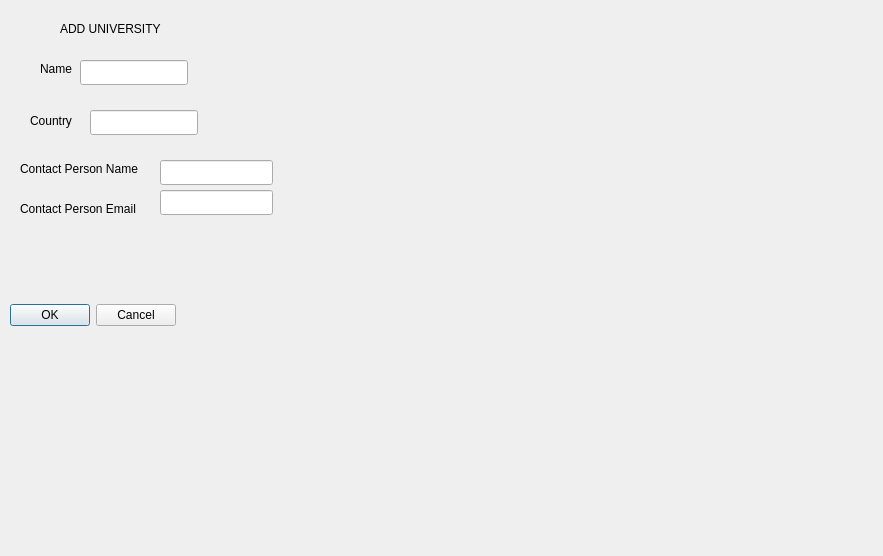
Old version of the form universitydialog.ui in the repository casalete/ErasmusIo.
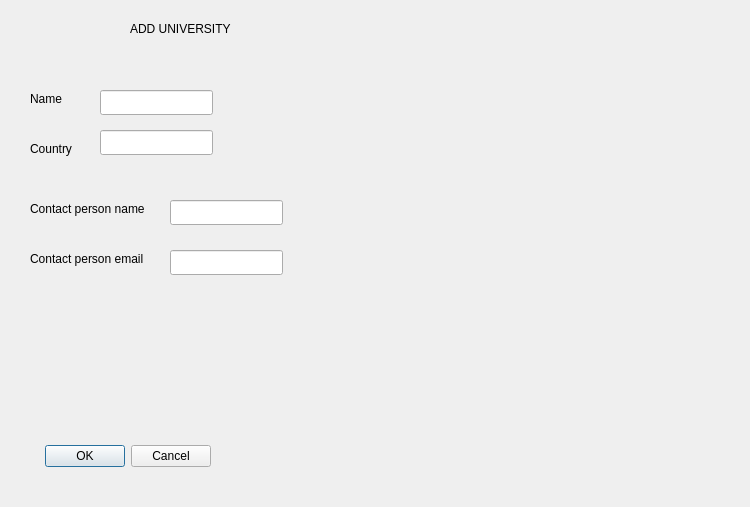
New version of the form.

What changed in the file:
```diff
--- a/universitydialog.ui
+++ b/universitydialog.ui
@@ -6,8 +6,8 @@
    <rect>
     <x>0</x>
     <y>0</y>
-    <width>883</width>
-    <height>556</height>
+    <width>750</width>
+    <height>507</height>
    </rect>
   </property>
   <property name="windowTitle">
@@ -16,12 +16,15 @@
   <widget class="QDialogButtonBox" name="buttonBox">
    <property name="geometry">
     <rect>
-     <x>10</x>
-     <y>300</y>
-     <width>166</width>
-     <height>31</height>
+     <x>40</x>
+     <y>440</y>
+     <width>171</width>
+     <height>32</height>
     </rect>
    </property>
+   <property name="orientation">
+    <enum>Qt::Horizontal</enum>
+   </property>
    <property name="standardButtons">
     <set>QDialogButtonBox::Cancel|QDialogButtonBox::Ok</set>
    </property>
@@ -29,9 +32,9 @@
   <widget class="QLabel" name="label_3">
    <property name="geometry">
     <rect>
-     <x>60</x>
+     <x>130</x>
      <y>20</y>
-     <width>131</width>
+     <width>111</width>
      <height>17</height>
     </rect>
    </property>
@@ -39,22 +42,12 @@
     <string>ADD UNIVERSITY</string>
    </property>
   </widget>
-  <widget class="QLineEdit" name="lineEdit_name">
-   <property name="geometry">
-    <rect>
-     <x>80</x>
-     <y>60</y>
-     <width>108</width>
-     <height>25</height>
-    </rect>
-   </property>
-  </widget>
   <widget class="QLabel" name="name">
    <property name="geometry">
     <rect>
-     <x>40</x>
-     <y>60</y>
-     <width>41</width>
+     <x>30</x>
+     <y>90</y>
+     <width>54</width>
      <height>17</height>
     </rect>
    </property>
@@ -62,23 +55,13 @@
     <string>Name</string>
    </property>
   </widget>
-  <widget class="QLineEdit" name="lineEdit_country">
-   <property name="geometry">
-    <rect>
-     <x>90</x>
-     <y>110</y>
-     <width>108</width>
-     <height>25</height>
-    </rect>
-   </property>
-  </widget>
   <widget class="QLabel" name="country">
    <property name="geometry">
     <rect>
      <x>30</x>
-     <y>110</y>
-     <width>51</width>
-     <height>21</height>
+     <y>140</y>
+     <width>54</width>
+     <height>17</height>
     </rect>
    </property>
    <property name="text">
@@ -88,34 +71,54 @@
   <widget class="QLabel" name="contactName">
    <property name="geometry">
     <rect>
-     <x>20</x>
-     <y>160</y>
-     <width>151</width>
+     <x>30</x>
+     <y>200</y>
+     <width>131</width>
      <height>17</height>
     </rect>
    </property>
    <property name="text">
-    <string>Contact Person Name</string>
+    <string>Contact person name</string>
    </property>
   </widget>
   <widget class="QLabel" name="contactEmail">
    <property name="geometry">
     <rect>
-     <x>20</x>
-     <y>200</y>
-     <width>141</width>
+     <x>30</x>
+     <y>250</y>
+     <width>121</width>
      <height>17</height>
     </rect>
    </property>
    <property name="text">
-    <string>Contact Person Email</string>
+    <string>Contact person email</string>
+   </property>
+  </widget>
+  <widget class="QLineEdit" name="lineEdit_name">
+   <property name="geometry">
+    <rect>
+     <x>100</x>
+     <y>90</y>
+     <width>113</width>
+     <height>25</height>
+    </rect>
+   </property>
+  </widget>
+  <widget class="QLineEdit" name="lineEdit_country">
+   <property name="geometry">
+    <rect>
+     <x>100</x>
+     <y>130</y>
+     <width>113</width>
+     <height>25</height>
+    </rect>
    </property>
   </widget>
   <widget class="QLineEdit" name="lineEdit_contactName">
    <property name="geometry">
     <rect>
-     <x>160</x>
-     <y>160</y>
+     <x>170</x>
+     <y>200</y>
      <width>113</width>
      <height>25</height>
     </rect>
@@ -124,8 +127,8 @@
   <widget class="QLineEdit" name="lineEdit_contactEmail">
    <property name="geometry">
     <rect>
-     <x>160</x>
-     <y>190</y>
+     <x>170</x>
+     <y>250</y>
      <width>113</width>
      <height>25</height>
     </rect>
```
Left out of the diff: 37 changed lines with no effect on the pictures.
